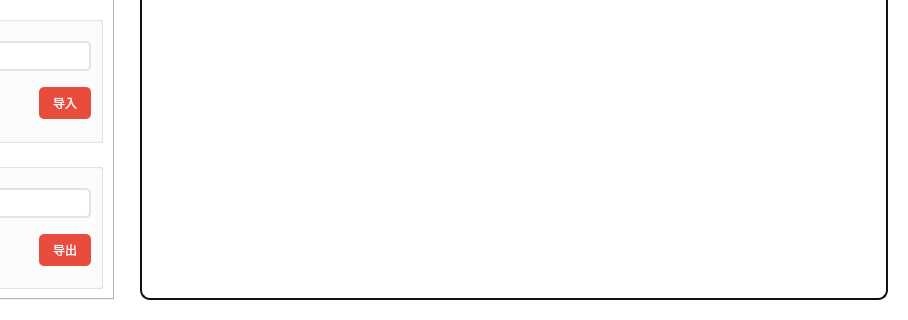
Connor1996/DatabaseExpr, file src/management.ui: the form before one commit; both pictures show x 366 to 1274 and y 492 to 812 of the 1274 by 812 pixel window.
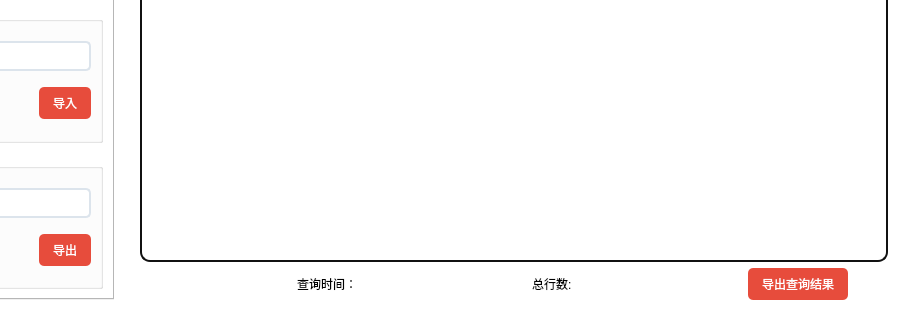
The form after the commit. The open tabs and pages were chosen to show the change. Icons and pictures are not drawn.

Commit message: link import function

The edit to the form file:
```diff
--- a/src/management.ui
+++ b/src/management.ui
@@ -1789,6 +1789,8 @@
     </spacer>
    </item>
    <item>
+    <layout class="QVBoxLayout" name="verticalLayout_9">
+     <item>
     <widget class="QScrollArea" name="scrollArea">
      <property name="styleSheet">
       <string notr="true">#scrollArea{
@@ -1849,12 +1851,121 @@
        <rect>
         <x>0</x>
         <y>0</y>
-        <width>722</width>
-        <height>758</height>
+          <width>720</width>
+          <height>718</height>
        </rect>
       </property>
      </widget>
     </widget>
+     </item>
+     <item>
+      <layout class="QHBoxLayout" name="horizontalLayout_3">
+       <item>
+        <spacer name="horizontalSpacer_10">
+         <property name="orientation">
+          <enum>Qt::Horizontal</enum>
+         </property>
+         <property name="sizeHint" stdset="0">
+          <size>
+           <width>40</width>
+           <height>20</height>
+          </size>
+         </property>
+        </spacer>
+       </item>
+       <item>
+        <widget class="QLabel" name="label_25">
+         <property name="text">
+          <string>查询时间：</string>
+         </property>
+        </widget>
+       </item>
+       <item>
+        <widget class="QLabel" name="time">
+         <property name="text">
+          <string/>
+         </property>
+        </widget>
+       </item>
+       <item>
+        <spacer name="horizontalSpacer_17">
+         <property name="orientation">
+          <enum>Qt::Horizontal</enum>
+         </property>
+         <property name="sizeHint" stdset="0">
+          <size>
+           <width>40</width>
+           <height>20</height>
+          </size>
+         </property>
+        </spacer>
+       </item>
+       <item>
+        <widget class="QLabel" name="label_26">
+         <property name="text">
+          <string>总行数:</string>
+         </property>
+        </widget>
+       </item>
+       <item>
+        <widget class="QLabel" name="count">
+         <property name="text">
+          <string/>
+         </property>
+        </widget>
+       </item>
+       <item>
+        <spacer name="horizontalSpacer_18">
+         <property name="orientation">
+          <enum>Qt::Horizontal</enum>
+         </property>
+         <property name="sizeHint" stdset="0">
+          <size>
+           <width>40</width>
+           <height>20</height>
+          </size>
+         </property>
+        </spacer>
+       </item>
+       <item>
+        <widget class="QPushButton" name="sectorQuery_10">
+         <property name="sizePolicy">
+          <sizepolicy hsizetype="Maximum" vsizetype="Fixed">
+           <horstretch>0</horstretch>
+           <verstretch>0</verstretch>
+          </sizepolicy>
+         </property>
+         <property name="layoutDirection">
+          <enum>Qt::LeftToRight</enum>
+         </property>
+         <property name="styleSheet">
+          <string notr="true">QPushButton{border-style:none;padding:7px;border-radius:5px;color:#FFFFFF;background:#E74C3C;}
+QPushButton:hover{color:#FFF5E7;background:#EC7064;}QPushButton:pressed{color:#F5A996;background:#DC2D1A;}</string>
+         </property>
+         <property name="text">
+          <string>  导出查询结果  </string>
+         </property>
+        </widget>
+       </item>
+       <item>
+        <spacer name="horizontalSpacer_16">
+         <property name="orientation">
+          <enum>Qt::Horizontal</enum>
+         </property>
+         <property name="sizeType">
+          <enum>QSizePolicy::Maximum</enum>
+         </property>
+         <property name="sizeHint" stdset="0">
+          <size>
+           <width>40</width>
+           <height>20</height>
+          </size>
+         </property>
+        </spacer>
+       </item>
+      </layout>
+     </item>
+    </layout>
    </item>
   </layout>
  </widget>
```
Left out of the diff: 18 changed lines with no effect on the pictures. Lines whose indentation alone changed are shown as unchanged. The commit also changes 1 other file.
